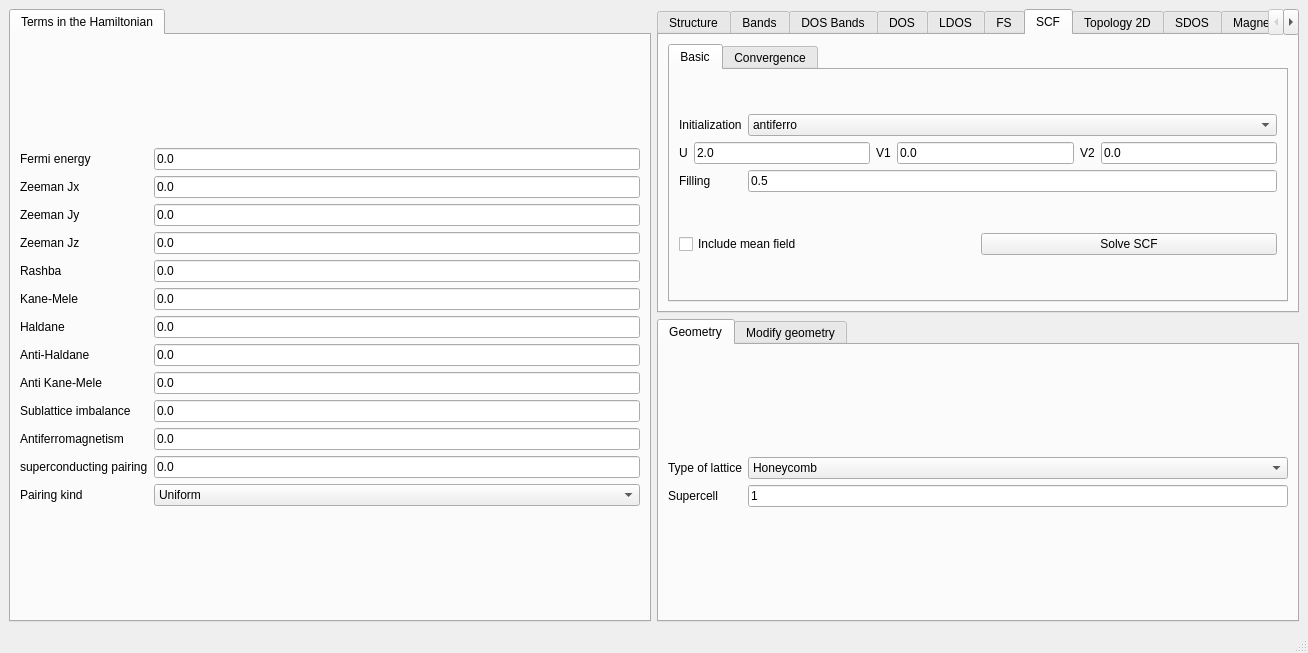
The window that interface-pyqt/2d/interface.ui (joselado/quantum-honeycomp) describes before a commit, drawn with Qt 5.
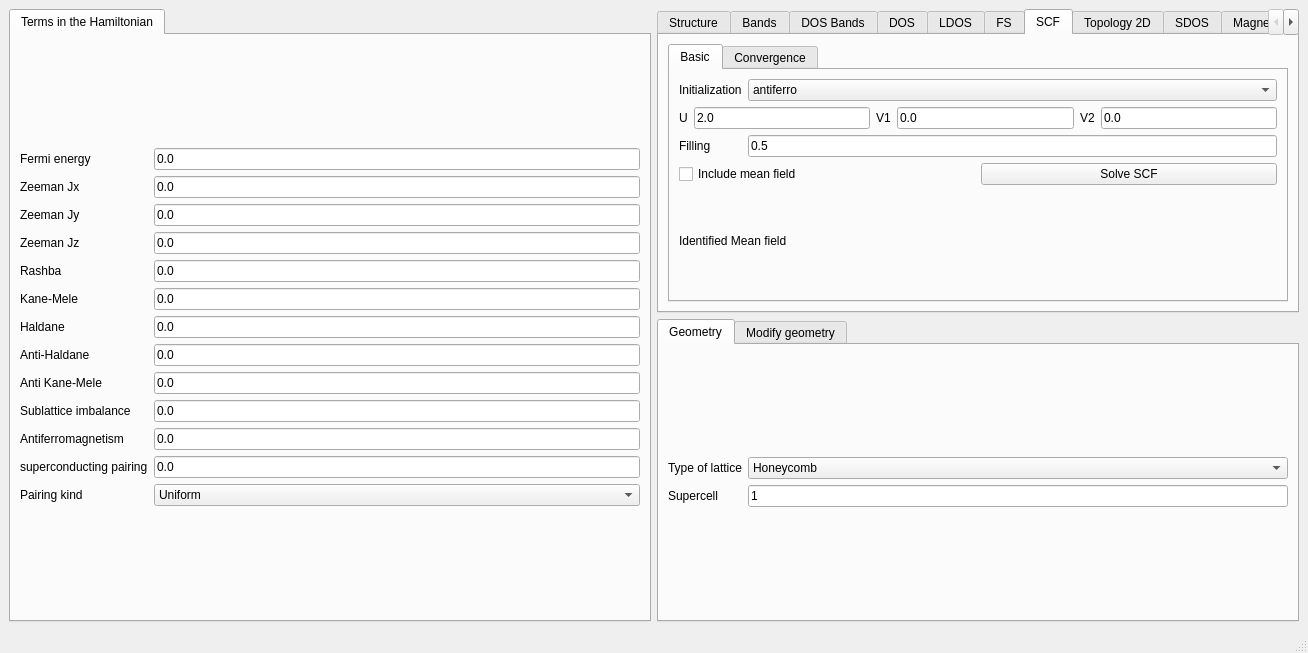
The same window after the commit. The open tabs and pages were chosen to show the change.

The edit to the form file:
```diff
--- a/interface-pyqt/2d/interface.ui
+++ b/interface-pyqt/2d/interface.ui
@@ -956,6 +956,36 @@
               </property>
              </widget>
             </item>
+            <item row="3" column="0">
+             <widget class="QLabel" name="label_53">
+              <property name="toolTip">
+               <string>The Interacting mean field identified</string>
+              </property>
+              <property name="text">
+               <string>Identified Mean field</string>
+              </property>
+             </widget>
+            </item>
+            <item row="3" column="1">
+             <widget class="QLabel" name="identified_mean_field">
+              <property name="font">
+               <font>
+                <weight>75</weight>
+                <italic>true</italic>
+                <bold>true</bold>
+               </font>
+              </property>
+              <property name="text">
+               <string/>
+              </property>
+              <property name="textFormat">
+               <enum>Qt::AutoText</enum>
+              </property>
+              <property name="wordWrap">
+               <bool>false</bool>
+              </property>
+             </widget>
+            </item>
            </layout>
           </widget>
           <widget class="QWidget" name="tab_11">
```
